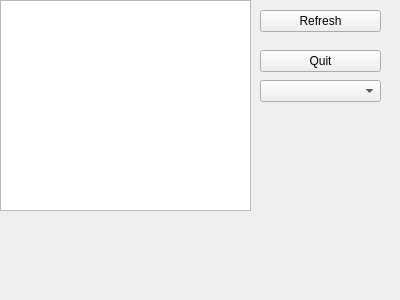
The window that ui/fteller.ui (berndhs/fteller) describes before a commit, drawn with Qt 5.
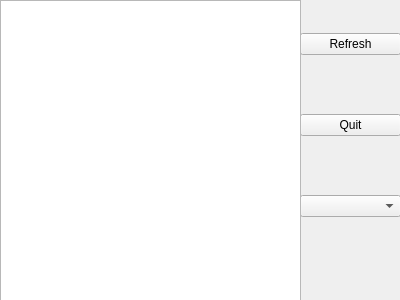
The same window after the commit.

```diff
--- a/ui/fteller.ui
+++ b/ui/fteller.ui
@@ -13,49 +13,42 @@
   <property name="windowTitle">
    <string>Form</string>
   </property>
-  <widget class="QPushButton" name="refreshButton">
+  <widget class="QWidget" name="gridLayoutWidget">
    <property name="geometry">
     <rect>
-     <x>260</x>
-     <y>10</y>
-     <width>121</width>
-     <height>22</height>
+     <x>300</x>
+     <y>-20</y>
+     <width>101</width>
+     <height>291</height>
     </rect>
    </property>
-   <property name="text">
-    <string>Refresh</string>
-   </property>
-  </widget>
-  <widget class="QPushButton" name="quitButton">
-   <property name="geometry">
-    <rect>
-     <x>260</x>
-     <y>50</y>
-     <width>121</width>
-     <height>22</height>
-    </rect>
-   </property>
-   <property name="text">
-    <string>Quit</string>
-   </property>
+   <layout class="QGridLayout" name="gridLayout">
+    <item row="0" column="0">
+     <widget class="QPushButton" name="refreshButton">
+      <property name="text">
+       <string>Refresh</string>
+      </property>
+     </widget>
+    </item>
+    <item row="2" column="0">
+     <widget class="QComboBox" name="optionsButton"/>
+    </item>
+    <item row="1" column="0">
+     <widget class="QPushButton" name="quitButton">
+      <property name="text">
+       <string>Quit</string>
+      </property>
+     </widget>
+    </item>
+   </layout>
   </widget>
   <widget class="QTextBrowser" name="textDisplay">
    <property name="geometry">
     <rect>
      <x>0</x>
      <y>0</y>
-     <width>251</width>
-     <height>211</height>
-    </rect>
-   </property>
-  </widget>
-  <widget class="QComboBox" name="optionsButton">
-   <property name="geometry">
-    <rect>
-     <x>260</x>
-     <y>80</y>
-     <width>121</width>
-     <height>22</height>
+     <width>301</width>
+     <height>301</height>
     </rect>
    </property>
   </widget>
```
